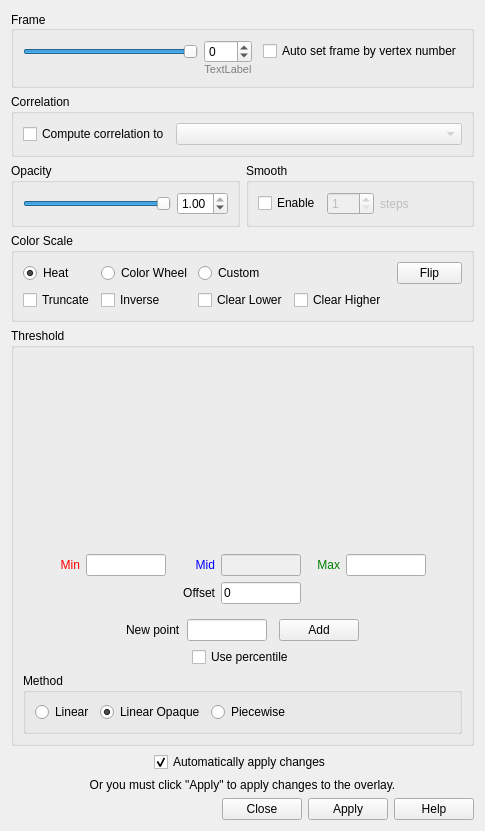
Above: freeview/WindowConfigureOverlay.ui from freesurfer/freesurfer before the change. Below: the same form after it.
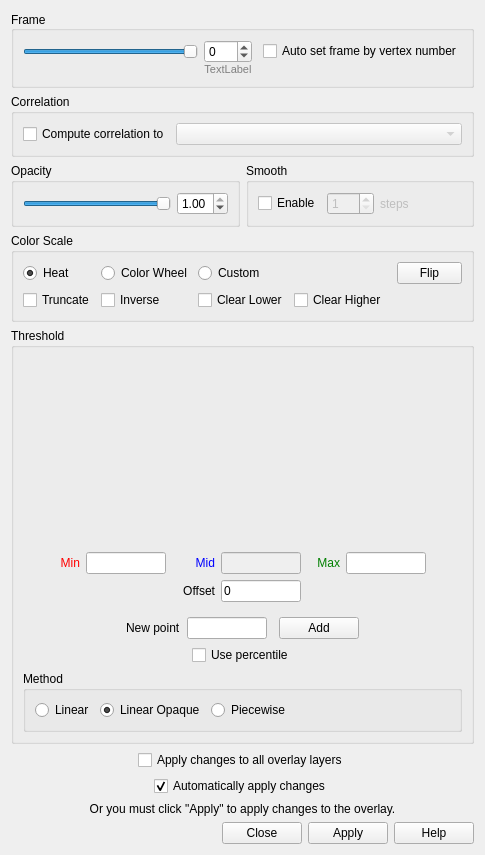
That is the form after the change. Custom widgets are drawn as their Qt base class.

Commit message: added save/load camera function. added apply

The edit to the form file:
```diff
--- a/freeview/WindowConfigureOverlay.ui
+++ b/freeview/WindowConfigureOverlay.ui
@@ -7,7 +7,7 @@
     <x>0</x>
     <y>0</y>
     <width>485</width>
-    <height>831</height>
+    <height>845</height>
    </rect>
   </property>
   <property name="windowTitle">
@@ -686,6 +686,49 @@
      </layout>
     </widget>
    </item>
+   <item>
+    <layout class="QHBoxLayout" name="horizontalLayout_9">
+     <property name="topMargin">
+      <number>0</number>
+     </property>
+     <item>
+      <spacer name="horizontalSpacer_16">
+       <property name="orientation">
+        <enum>Qt::Horizontal</enum>
+       </property>
+       <property name="sizeHint" stdset="0">
+        <size>
+         <width>5</width>
+         <height>5</height>
+        </size>
+       </property>
+      </spacer>
+     </item>
+     <item>
+      <widget class="QCheckBox" name="checkBoxApplyToAll">
+       <property name="text">
+        <string>Apply changes to all overlay layers</string>
+       </property>
+       <property name="checked">
+        <bool>false</bool>
+       </property>
+      </widget>
+     </item>
+     <item>
+      <spacer name="horizontalSpacer_17">
+       <property name="orientation">
+        <enum>Qt::Horizontal</enum>
+       </property>
+       <property name="sizeHint" stdset="0">
+        <size>
+         <width>5</width>
+         <height>5</height>
+        </size>
+       </property>
+      </spacer>
+     </item>
+    </layout>
+   </item>
    <item>
     <layout class="QHBoxLayout" name="horizontalLayout_7">
      <property name="topMargin">
```
The commit also changes 13 other files.
